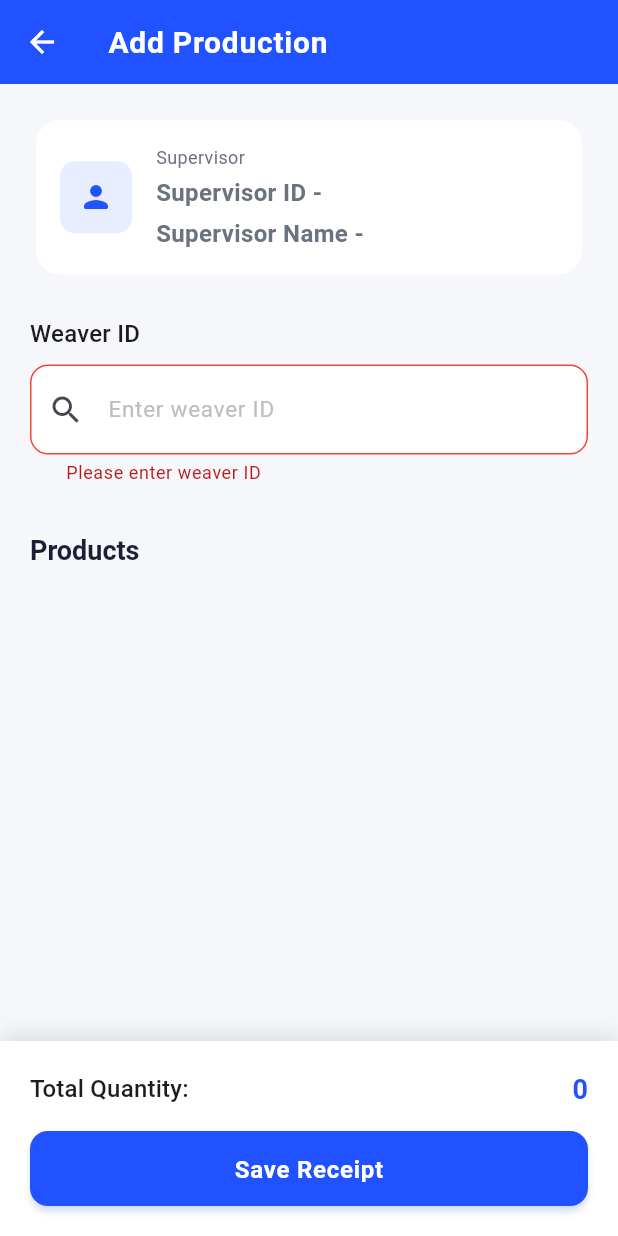
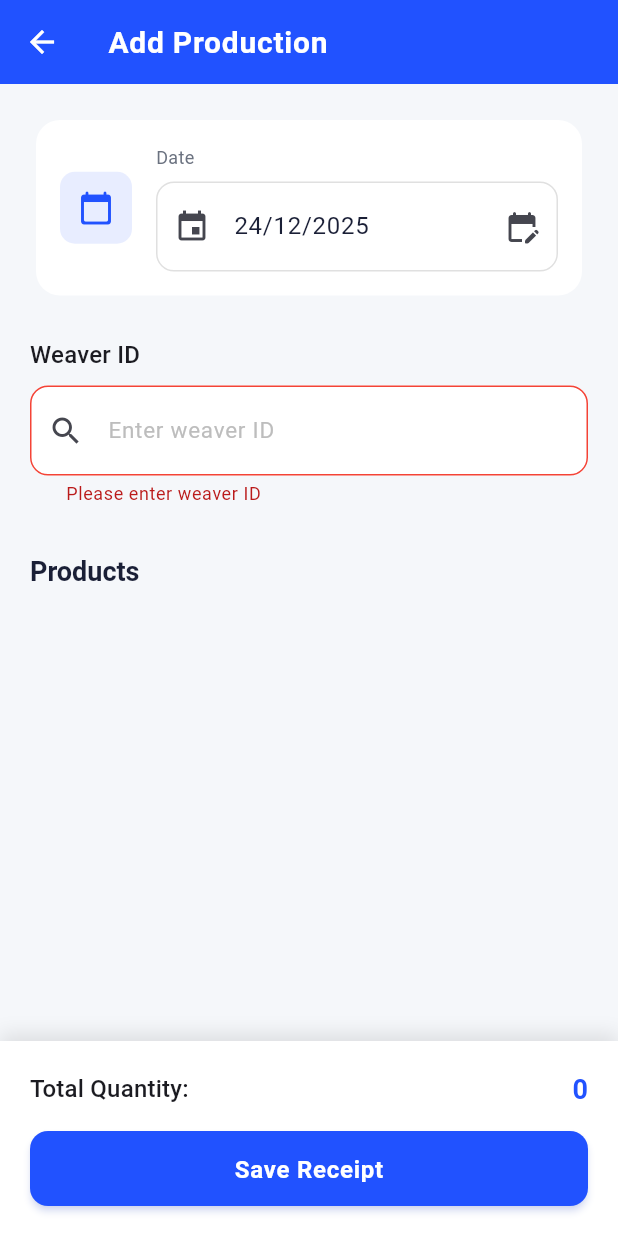
Before and after one commit to kishore1110/shunmugam-textiles-app, a Flutter app: the AddProductionPage screen opened directly with empty values, after a tap on "Save Receipt", on a phone screen of 412 x 824 dp. Run offline on Flutter 3.47's test engine with Material 3 defaults, Android fonts, the phone set to English and light mode, and no system bars; our stand-ins replace cloud_firestore, firebase_core, pdf, printing, shared_preferences; accounts and stored records are empty.

Commit message:
new Changes

```diff
--- a/lib/pages/add_production_page.dart
+++ b/lib/pages/add_production_page.dart
@@ -17,6 +17,9 @@ class _AddProductionPageState extends State<AddProductionPage> {
   final _firestoreService = FirestoreService();
   final _weaverIdController = TextEditingController();
   final _formKey = GlobalKey<FormState>();
+  late final TextEditingController _dateController;
+  DateTime _selectedDate = DateTime.now();
+  bool _suppressWeaverSearch = false;
 
   List<Map<String, dynamic>> _weavers = [];
   Map<String, dynamic>? _selectedWeaver;
@@ -39,12 +42,14 @@ class _AddProductionPageState extends State<AddProductionPage> {
     super.initState();
     _loadProducts();
     _weaverIdController.addListener(_searchWeavers);
+    _dateController = TextEditingController(text: _formatDate(_selectedDate));
   }
 
   @override
   void dispose() {
     _weaverIdController.removeListener(_searchWeavers);
     _weaverIdController.dispose();
+    _dateController.dispose();
     for (var controller in _quantityControllers.values) {
       controller.dispose();
     }
@@ -54,9 +59,53 @@ class _AddProductionPageState extends State<AddProductionPage> {
     super.dispose();
   }
 
+  String _formatDate(DateTime date) {
+    final twoDigits = (int n) => n.toString().padLeft(2, '0');
+    return '${twoDigits(date.day)}/${twoDigits(date.month)}/${date.year}';
+  }
+
+  DateTime? _tryParseInputDate(String value) {
+    final parts = value.split('/');
+    if (parts.length == 3) {
+      final day = int.tryParse(parts[0]);
+      final month = int.tryParse(parts[1]);
+      final year = int.tryParse(parts[2]);
+      if (day != null && month != null && year != null) {
+        return DateTime(year, month, day);
+      }
+    }
+    // fallback for ISO or other parseable formats
+    return DateTime.tryParse(value);
+  }
+
+  Future<void> _pickDate() async {
+    final pickedDate = await showDatePicker(
+      context: context,
+      initialDate: _selectedDate,
+      firstDate: DateTime(2000),
+      lastDate: DateTime(2100),
+    );
+
+    if (pickedDate != null) {
+      setState(() {
+        _selectedDate = DateTime(
+          pickedDate.year,
+          pickedDate.month,
+          pickedDate.day,
+        );
+        _dateController.text = _formatDate(_selectedDate);
+      });
+    }
+  }
+
   Future<void> _loadProducts() async {
     setState(() => _isLoading = true);
     final products = await _firestoreService.getAllProducts();
+    products.sort((a, b) {
+      final aSerial = (a['serialNo'] ?? 1e9) as num;
+      final bSerial = (b['serialNo'] ?? 1e9) as num;
+      return aSerial.compareTo(bSerial);
+    });
     _disposeAllQuantityEntryControllers();
     for (var controller in _quantityControllers.values) {
       controller.dispose();
@@ -75,6 +124,7 @@ class _AddProductionPageState extends State<AddProductionPage> {
   }
 
   Future<void> _searchWeavers() async {
+    if (_suppressWeaverSearch) return;
     final query = _weaverIdController.text.trim();
     if (query.isEmpty) {
       setState(() {
@@ -84,25 +134,27 @@ class _AddProductionPageState extends State<AddProductionPage> {
       return;
     }
 
+    // Reset selection when user edits the input
+    setState(() => _selectedWeaver = null);
+
     setState(() => _isSearching = true);
     final weavers = await _firestoreService.searchWeavers(query);
     setState(() {
       _weavers = weavers;
       _isSearching = false;
-      // Auto-select if exact match
-      if (weavers.length == 1 && weavers.first['weaverId'] == query) {
-        _selectedWeaver = weavers.first;
-      } else {
-        _selectedWeaver = null;
-      }
     });
   }
 
   void _selectWeaver(Map<String, dynamic> weaver) {
+    _suppressWeaverSearch = true;
     setState(() {
       _selectedWeaver = weaver;
       _weaverIdController.text = weaver['weaverId'] ?? '';
       _weavers = [];
+    });
+    // Re-enable search after this tick to avoid re-querying while we set text
+    WidgetsBinding.instance.addPostFrameCallback((_) {
+      _suppressWeaverSearch = false;
     });
     FocusScope.of(context).unfocus();
   }
@@ -190,6 +242,7 @@ class _AddProductionPageState extends State<AddProductionPage> {
         receiptNo: receiptNo,
         supervisorId: widget.userData['supervisorId'] ?? '',
         supervisorName: widget.userData['name'] ?? '',
+        selectedDate: _selectedDate,
         weaverId: _selectedWeaver!['weaverId'] ?? '',
         weaverName: _selectedWeaver!['name'] ?? '',
         products: _products,
@@ -208,7 +261,7 @@ class _AddProductionPageState extends State<AddProductionPage> {
         'supervisorName': widget.userData['name'],
         'weaverId': _selectedWeaver!['weaverId'],
         'weaverName': _selectedWeaver!['name'],
-        'date': Timestamp.now(),
+        'date': Timestamp.fromDate(_selectedDate),
         'products': selectedProducts.map((key, value) {
           final product = _products.firstWhere((p) => p['id'] == key);
           return MapEntry(key, {
@@ -256,7 +309,7 @@ class _AddProductionPageState extends State<AddProductionPage> {
           child: Column(
             crossAxisAlignment: CrossAxisAlignment.start,
             children: [
-              // Supervisor Info Card
+              // Date Card
               Card(
                 child: Padding(
                   padding: const EdgeInsets.all(16),
@@ -269,7 +322,7 @@ class _AddProductionPageState extends State<AddProductionPage> {
                           borderRadius: BorderRadius.circular(10),
                         ),
                         child: const Icon(
-                          Icons.person_rounded,
+                          Icons.calendar_today_rounded,
                           color: AppTheme.primaryBlue,
                         ),
                       ),
@@ -279,27 +332,51 @@ class _AddProductionPageState extends State<AddProductionPage> {
                           crossAxisAlignment: CrossAxisAlignment.start,
                           children: [
                             Text(
-                              'Supervisor',
+                              'Date',
                               style: TextStyle(
                                 fontSize: 12,
                                 color: AppTheme.textSecondary,
                               ),
                             ),
-                            const SizedBox(height: 4),
-                            Text(
-                              'Supervisor ID - ${widget.userData['supervisorId']}',
-                              style: const TextStyle(
-                                fontSize: 16,
-                                fontWeight: FontWeight.w600,
+                            const SizedBox(height: 8),
+                            TextFormField(
+                              controller: _dateController,
+                              decoration: const InputDecoration(
+                                hintText: 'Select date',
+                                prefixIcon: Icon(Icons.event),
+                                suffixIcon: Icon(Icons.edit_calendar_rounded),
                               ),
-                            ),
-                            const SizedBox(height: 4),
-                            Text(
-                              'Supervisor Name - ${widget.userData['name']}',
-                              style: const TextStyle(
-                                fontSize: 16,
-                                fontWeight: FontWeight.w600,
-                              ),
+                              readOnly: false,
+                              onTap: _pickDate,
+                              keyboardType: TextInputType.datetime,
+                              validator: (value) {
+                                if (value == null || value.isEmpty) {
+                                  return 'Please select a date';
+                                }
+                  final parsed = _tryParseInputDate(value);
+                  if (parsed == null) {
+                                  return 'Invalid date';
+                                }
+                                return null;
+                              },
+                              onChanged: (value) {
+                  final parsed = _tryParseInputDate(value);
+                                if (parsed != null) {
+                                  setState(() {
+                                    _selectedDate = DateTime(
+                                      parsed.year,
+                                      parsed.month,
+                                      parsed.day,
+                                    );
+                      _dateController.value = _dateController.value.copyWith(
+                        text: _formatDate(_selectedDate),
+                        selection: TextSelection.collapsed(
+                          offset: _formatDate(_selectedDate).length,
+                        ),
+                      );
+                                  });
+                                }
+                              },
                             ),
                           ],
                         ),
@@ -318,6 +395,8 @@ class _AddProductionPageState extends State<AddProductionPage> {
               const SizedBox(height: 8),
               TextFormField(
                 controller: _weaverIdController,
+                keyboardType: TextInputType.number,
+                inputFormatters: [FilteringTextInputFormatter.digitsOnly],
                 decoration: InputDecoration(
                   hintText: 'Enter weaver ID',
                   prefixIcon: const Icon(Icons.search),
@@ -330,7 +409,18 @@ class _AddProductionPageState extends State<AddProductionPage> {
                             child: CircularProgressIndicator(strokeWidth: 2),
                           ),
                         )
-                      : null,
+                      : (_selectedWeaver != null || _weaverIdController.text.isNotEmpty)
+                          ? IconButton(
+                              icon: const Icon(Icons.close),
+                              onPressed: () {
+                                setState(() {
+                                  _weaverIdController.clear();
+                                  _selectedWeaver = null;
+                                  _weavers = [];
+                                });
+                              },
+                            )
+                          : null,
                 ),
                 validator: (value) {
                   if (value == null || value.isEmpty) {
@@ -413,7 +503,10 @@ class _AddProductionPageState extends State<AddProductionPage> {
                 ),
               ],
 
-              if (_weavers.isEmpty && _weaverIdController.text.isNotEmpty && !_isSearching)
+              if (_weavers.isEmpty &&
+                  _weaverIdController.text.isNotEmpty &&
+                  !_isSearching &&
+                  _selectedWeaver == null)
                 Container(
                   margin: const EdgeInsets.only(top: 8),
                   padding: const EdgeInsets.all(12),
@@ -694,6 +787,7 @@ class _ConfirmationDialog extends StatelessWidget {
   final String receiptNo;
   final String supervisorId;
   final String supervisorName;
+  final DateTime selectedDate;
   final String weaverId;
   final String weaverName;
   final List<Map<String, dynamic>> products;
@@ -704,12 +798,18 @@ class _ConfirmationDialog extends StatelessWidget {
     required this.receiptNo,
     required this.supervisorId,
     required this.supervisorName,
+    required this.selectedDate,
     required this.weaverId,
     required this.weaverName,
     required this.products,
     required this.productQuantities,
     required this.totalQuantity,
   });
+
+  String _formatDate(DateTime date) {
+    final twoDigits = (int n) => n.toString().padLeft(2, '0');
+    return '${twoDigits(date.day)}/${twoDigits(date.month)}/${date.year}';
+  }
 
   @override
   Widget build(BuildContext context) {
@@ -746,7 +846,7 @@ class _ConfirmationDialog extends StatelessWidget {
               ),
               const SizedBox(height: 24),
               _buildInfoRow('Receipt No', receiptNo),
-              _buildInfoRow('Date', DateTime.now().toString().split(' ')[0]),
+              _buildInfoRow('Date', _formatDate(selectedDate)),
               _buildInfoRow('Supervisor ID', supervisorId),
               _buildInfoRow('Supervisor Name', supervisorName),
               _buildInfoRow('Weaver ID', weaverId),
--- a/lib/pages/change_production_page.dart
+++ b/lib/pages/change_production_page.dart
@@ -1,4 +1,5 @@
 import 'package:flutter/material.dart';
+import 'package:flutter/services.dart';
 import 'package:cloud_firestore/cloud_firestore.dart';
 import '../theme/app_theme.dart';
 import '../services/firestore_service.dart';
@@ -212,6 +213,8 @@ class _ChangeProductionPageState extends State<ChangeProductionPage> {
                   Expanded(
                     child: TextFormField(
                       controller: _receiptNoController,
+                    keyboardType: TextInputType.number,
+                    inputFormatters: [FilteringTextInputFormatter.digitsOnly],
                       decoration: const InputDecoration(
                         hintText: 'Enter receipt number (e.g., ST1001)',
                         prefixIcon: Icon(Icons.receipt_long),
```
Also changed, not shown: lib/pages/production_report_page.dart (+52 -16 lines).
